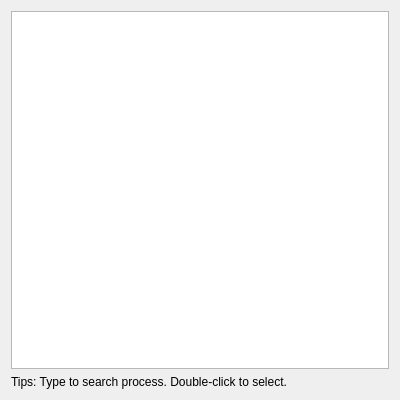
Above: ui/process.ui from allencch/med before the change. Below: the same form after it.
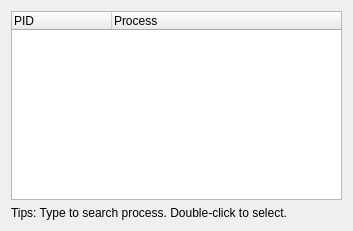
That is the form after the change.

Commit message: Qt process dialog

```diff
--- a/ui/process.ui
+++ b/ui/process.ui
@@ -6,8 +6,8 @@
    <rect>
     <x>0</x>
     <y>0</y>
-    <width>400</width>
-    <height>400</height>
+    <width>353</width>
+    <height>231</height>
    </rect>
   </property>
   <property name="windowTitle">
@@ -15,7 +15,18 @@
   </property>
   <layout class="QVBoxLayout" name="verticalLayout_2">
    <item>
-    <widget class="QTreeView" name="procTreeView"/>
+    <widget class="QTreeWidget" name="procTreeWidget">
+     <column>
+      <property name="text">
+       <string>PID</string>
+      </property>
+     </column>
+     <column>
+      <property name="text">
+       <string>Process</string>
+      </property>
+     </column>
+    </widget>
    </item>
    <item>
     <widget class="QLabel" name="label">
```
The commit also changes 3 other files.
